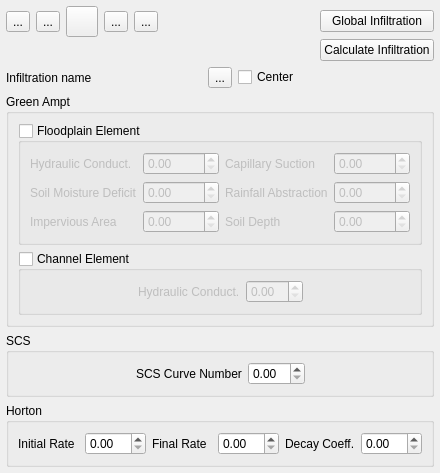
First picture: the form in flo2d/ui/infil_editor.ui, repository FLO-2DSoftware/qgis-flo-2d-plugin, before the edit.
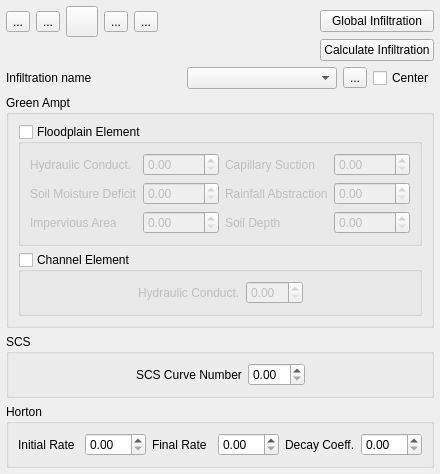
Second picture: the form after the edit. Icons and pictures are not drawn.

Commit message: Continuation of work on infiltration editor.

```diff
--- a/flo2d/ui/infil_editor.ui
+++ b/flo2d/ui/infil_editor.ui
@@ -176,11 +176,30 @@
       </widget>
      </item>
      <item>
-      <layout class="QHBoxLayout" name="infil_name_cbo_layout">
-       <property name="rightMargin">
-        <number>0</number>
+      <spacer name="horizontalSpacer">
+       <property name="orientation">
+        <enum>Qt::Horizontal</enum>
        </property>
-      </layout>
+       <property name="sizeHint" stdset="0">
+        <size>
+         <width>40</width>
+         <height>20</height>
+        </size>
+       </property>
+      </spacer>
+     </item>
+     <item>
+      <widget class="QComboBox" name="infil_name_cbo">
+       <property name="minimumSize">
+        <size>
+         <width>150</width>
+         <height>0</height>
+        </size>
+       </property>
+       <property name="editable">
+        <bool>false</bool>
+       </property>
+      </widget>
      </item>
      <item>
       <widget class="QToolButton" name="change_name_btn">
```
The commit also changes 5 other files.
